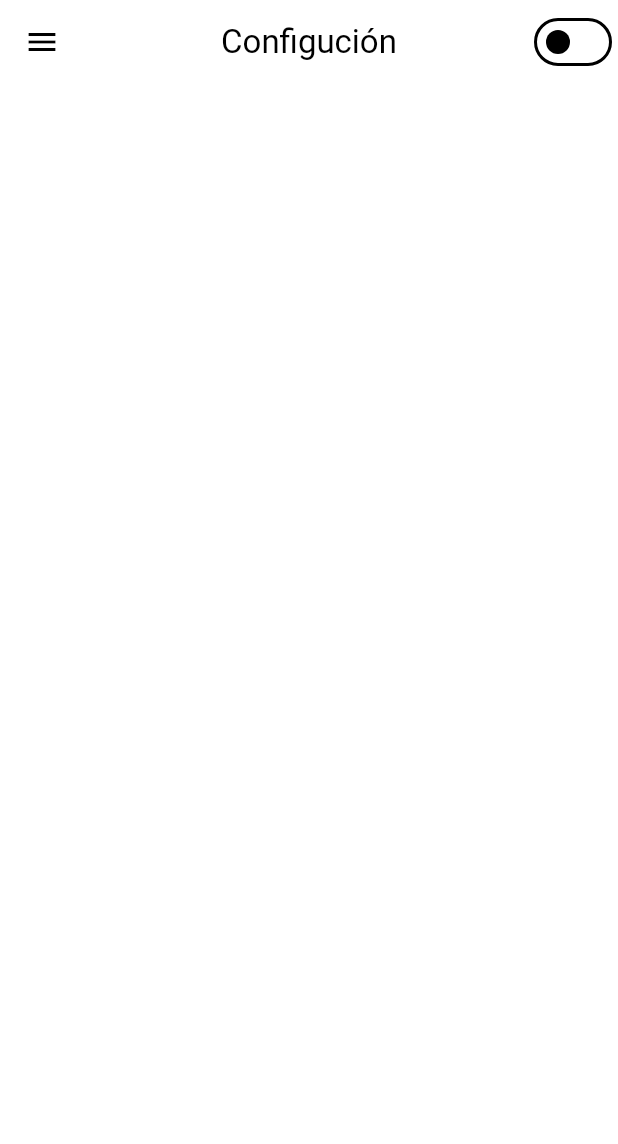
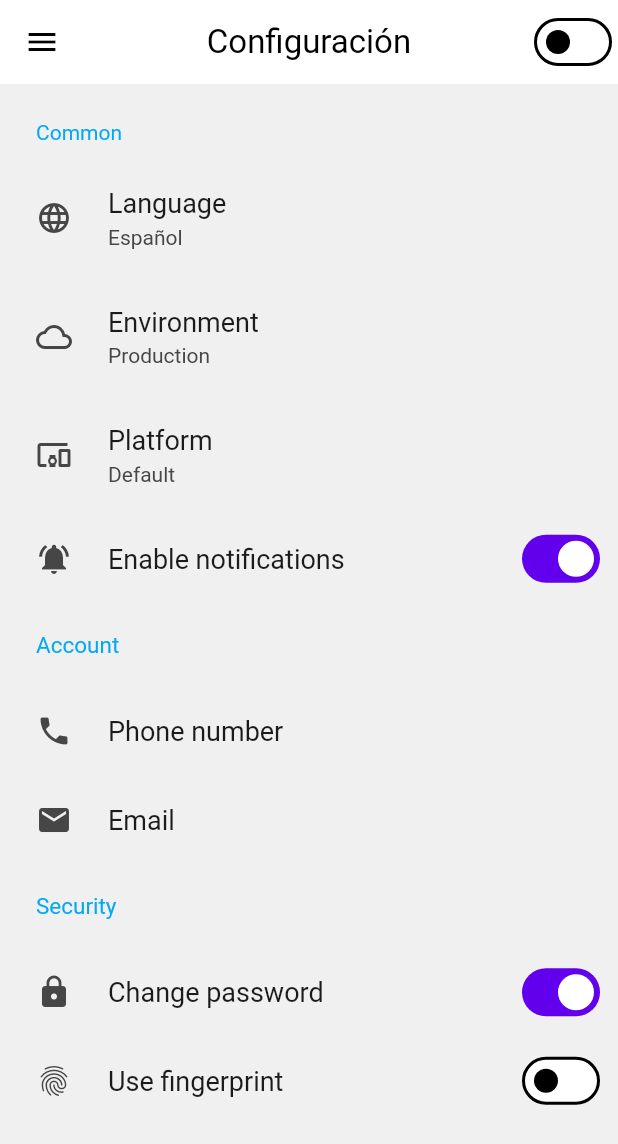
Before and after one commit to xdreamer02/Proyecto-flutter, a Flutter app: the ConfigPage screen opened by its route, on a phone screen of 412 x 824 dp. Shown: the top 1144 px of the screen. Run offline on Flutter 3.47's test engine with Material 2 defaults, Android fonts, the phone set to English and light mode, and no system bars; drawn by our look-alikes of settings_ui; our stand-ins replace carousel_slider, cloud_firestore, dotted_border, firebase_core, firebase_storage, flutter_easyloading and 5 more; missing offline and left inert: image_downloader; accounts and stored records are empty; project files that could hold a hidden picture were left out.

Commit message:
Ajustes
Ajuste Estatico

```diff
--- a/proy_flutter/lib/views/config.dart
+++ b/proy_flutter/lib/views/config.dart
@@ -3,6 +3,7 @@ import 'package:provider/provider.dart';
 import 'package:proy_flutter/preferences/preferences.dart';
 import 'package:proy_flutter/providers/theme_provider.dart';
 import 'package:proy_flutter/widgets/custom_Drawer.dart';
+import 'package:settings_ui/settings_ui.dart';
 
 class ConfigPage extends StatefulWidget {
   const ConfigPage({super.key});
@@ -16,7 +17,7 @@ class _ConfigPageState extends State<ConfigPage> {
   Widget build(BuildContext context) {
     return Scaffold(
       appBar: AppBar(
-        title: const Text('Configución'),
+        title: const Text('Configuración'),
         centerTitle: true,
         actions: [
           Switch.adaptive(
@@ -30,6 +31,85 @@ class _ConfigPageState extends State<ConfigPage> {
               }))
         ],
       ),
+      body:   SettingsList(
+      sections: [
+        SettingsSection(
+          title: Text('Common', style: TextStyle(color: Colors.lightBlue),),
+          tiles: <SettingsTile>[
+            SettingsTile.navigation(
+              leading: Icon(Icons.language),
+              title: Text('Language'),
+              value: Text('Español'),
+            ),
+
+             SettingsTile.navigation(
+              leading: Icon(Icons.cloud_outlined),
+              title: Text('Environment'),
+              value: Text('Production'),
+
+            ),
+              SettingsTile.navigation(
+
+              leading: Icon(Icons.devices_other),
+              title: Text('Platform'),
+              value: Text('Default'),
+
+
+
+
+            ),
+
+              SettingsTile.switchTile(
+              onToggle: (value) {},
+              initialValue: true,
+              leading: Icon(Icons.notifications_on),
+              title: Text('Enable notifications'),
+
+
+            ),
+           SettingsTile(
+title: Text('Account', style: TextStyle(color: Colors.lightBlue, fontSize: 15),),
+           ),
+              SettingsTile.navigation(
+              leading: Icon(Icons.phone),
+              title: Text('Phone number'),
+
+
+            ),
+               SettingsTile.navigation(
+              leading: Icon(Icons.email),
+              title: Text('Email'),
+               ),
+
+              SettingsTile(
+title: Text('Security', style: TextStyle(color: Colors.lightBlue, fontSize: 15),),
+           ),
+
+              SettingsTile.switchTile(
+              onToggle: (value) {},
+              initialValue: true,
+              leading: Icon(Icons.lock),
+              title: Text('Change password'),
+              ),
+              SettingsTile.switchTile(
+              onToggle: (value) {},
+              initialValue: false,
+              leading: Icon(Icons.fingerprint),
+              title: Text('Use fingerprint'),
+              ),
+
+
+
+           ],
+        ),
+
+
+      ],
+
+    ),
+
+
+
       drawer: customDrawerW(),
     );
   }
--- a/proy_flutter/pubspec.yaml
+++ b/proy_flutter/pubspec.yaml
@@ -53,6 +53,7 @@ dependencies:
   firebase_storage: ^11.0.6
   image_downloader: ^0.31.0
   carousel_slider: ^4.1.1
+  settings_ui: ^2.0.2
 
 dev_dependencies:
   flutter_test:
```
Also changed, not shown: proy_flutter/pubspec.lock.
